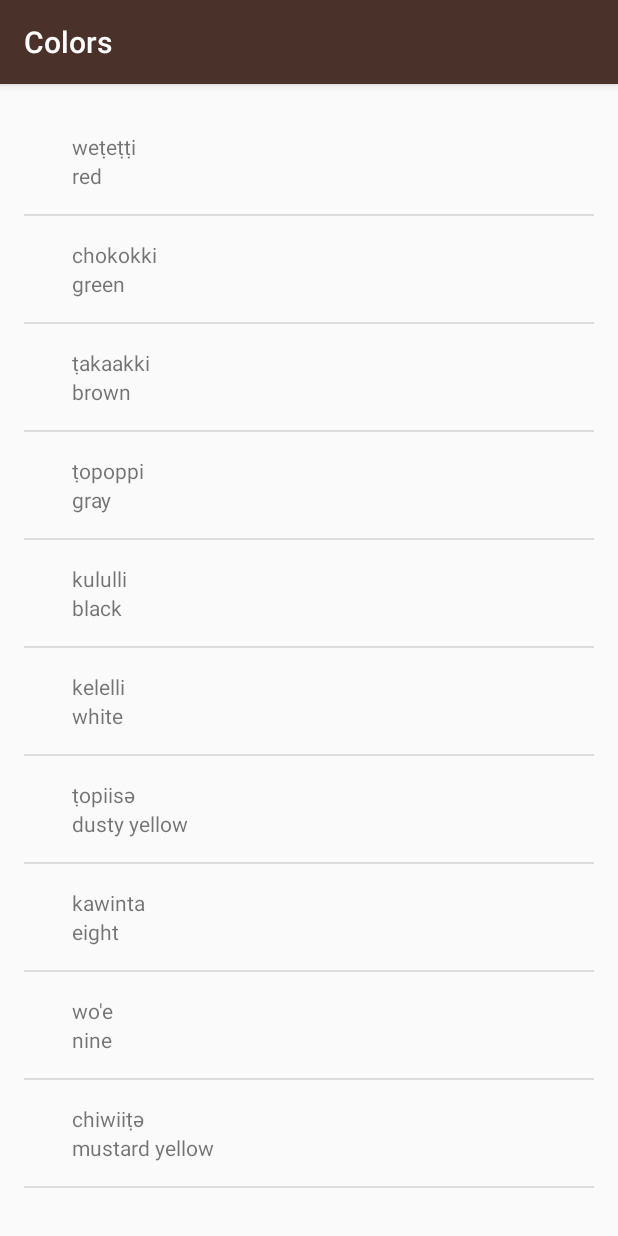
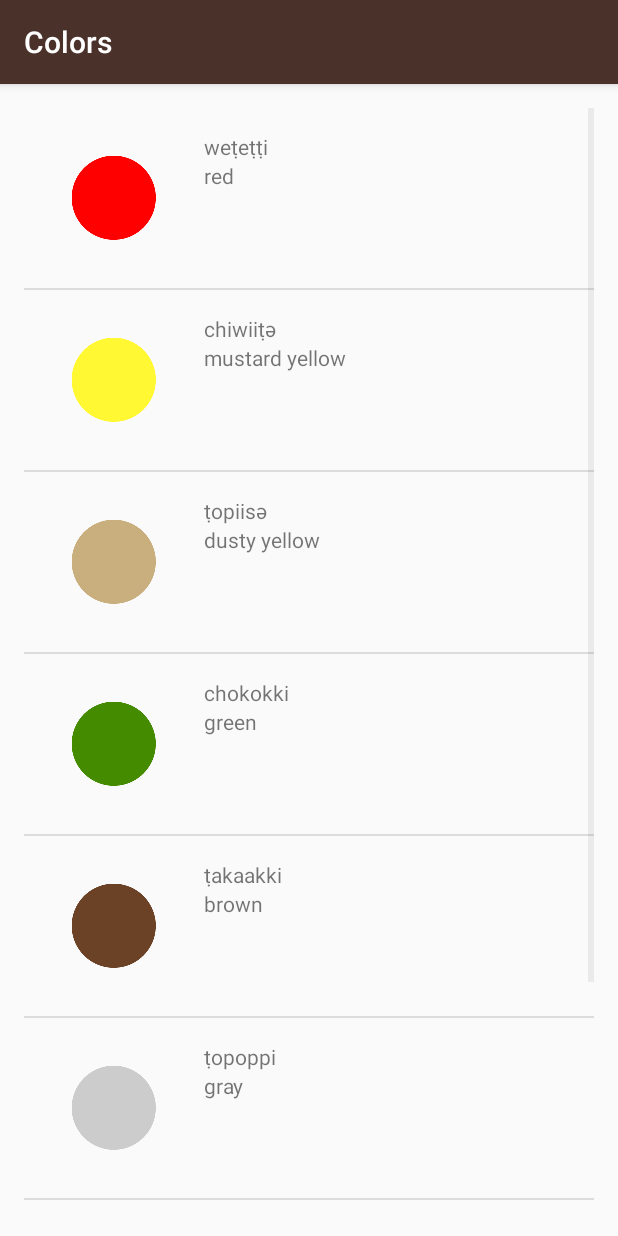
Before and after one commit to chengye233/miwok, an Android app: the ColorsActivity screen opened directly, with no data from a screen before it, on a phone screen of 412 x 824 dp. Run offline under Robolectric (Android 15) with nearby library versions, the light colour scheme and no system bars.

Commit message:
添加颜色图标。

```diff
--- a/app/src/main/java/com/example/android/miwok/ColorsActivity.java
+++ b/app/src/main/java/com/example/android/miwok/ColorsActivity.java
@@ -16,16 +16,14 @@ public class ColorsActivity extends AppCompatActivity {
 
         // 数据WordList
         List<Word> words = new ArrayList<>();
-        words.add(new Word("red", "weṭeṭṭi"));
-        words.add(new Word("green", "chokokki"));
-        words.add(new Word("brown", "ṭakaakki"));
-        words.add(new Word("gray", "ṭopoppi"));
-        words.add(new Word("black", "kululli"));
-        words.add(new Word("white", "kelelli"));
-        words.add(new Word("dusty yellow", "ṭopiisə"));
-        words.add(new Word("eight", "kawinta"));
-        words.add(new Word("nine", "wo'e"));
-        words.add(new Word("mustard yellow", "chiwiiṭə"));
+        words.add(new Word("red", "weṭeṭṭi", R.drawable.color_red));
+        words.add(new Word("mustard yellow", "chiwiiṭә", R.drawable.color_mustard_yellow));
+        words.add(new Word("dusty yellow", "ṭopiisә", R.drawable.color_dusty_yellow));
+        words.add(new Word("green", "chokokki", R.drawable.color_green));
+        words.add(new Word("brown", "ṭakaakki", R.drawable.color_brown));
+        words.add(new Word("gray", "ṭopoppi", R.drawable.color_gray));
+        words.add(new Word("black", "kululli", R.drawable.color_black));
+        words.add(new Word("white", "kelelli", R.drawable.color_white));
 
         // 使用WordAdapter
         WordAdapter wordAdapter = new WordAdapter(this, R.layout.list_item, words);
```
